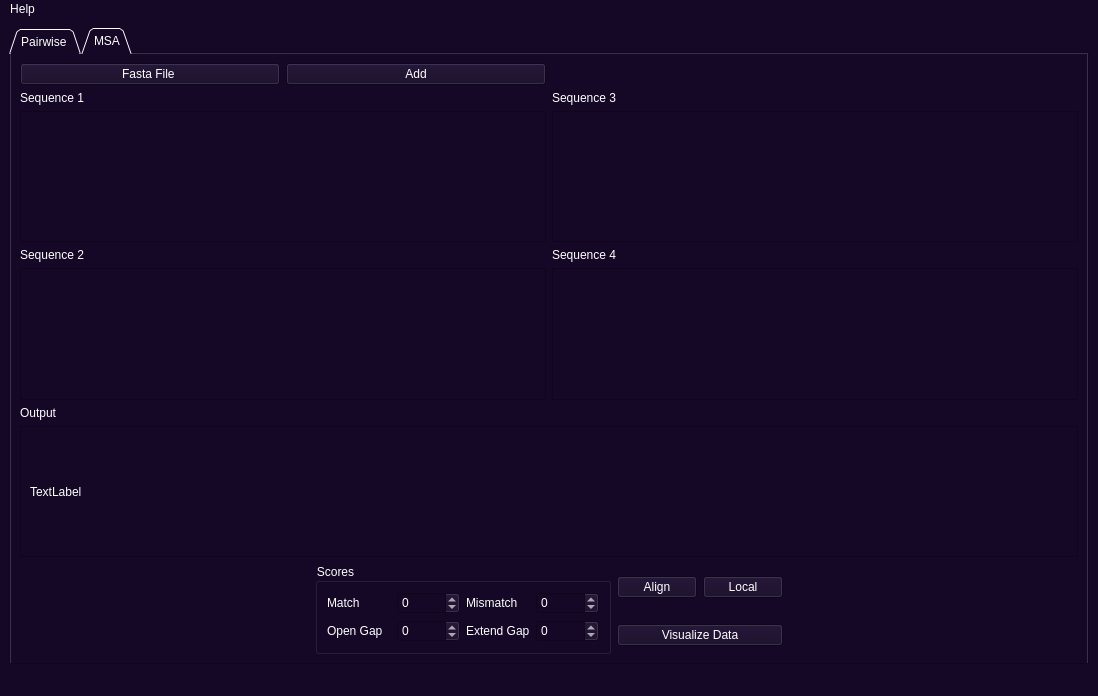
Above: mainwindow.ui from ReemYasser2/Sequence-Alignment-project- before the change. Below: the same form after it.
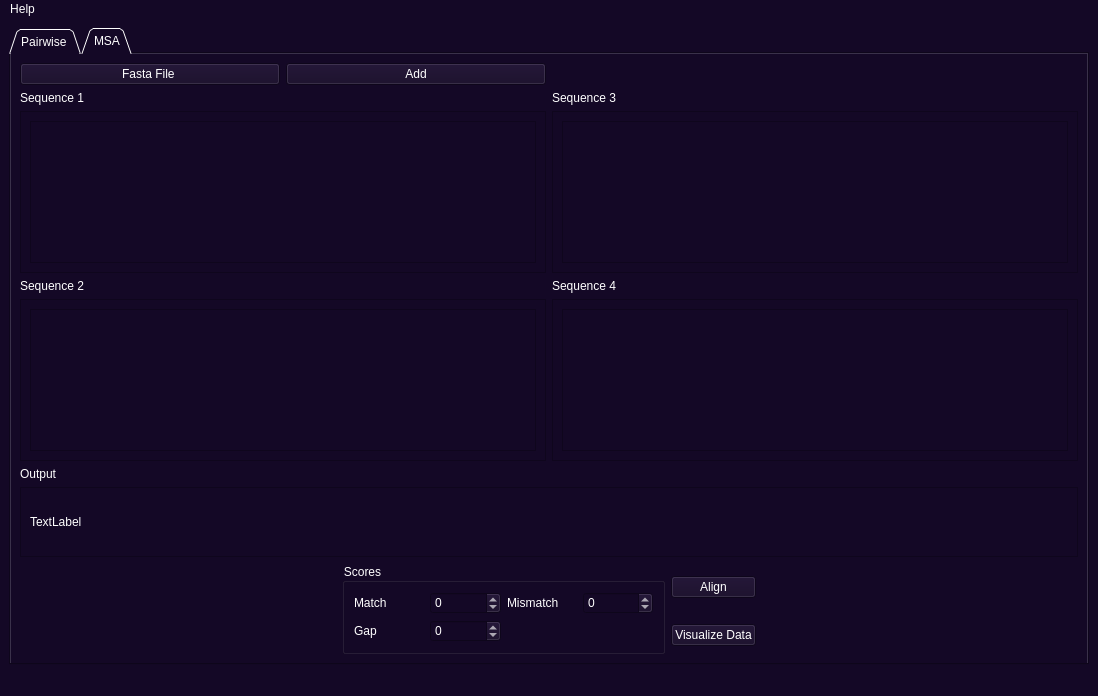
That is the form after the change. The open tabs and pages were chosen to show the change.

Patch:
```diff
--- a/mainwindow.ui
+++ b/mainwindow.ui
@@ -371,14 +371,7 @@
              </property>
              <layout class="QGridLayout" name="gridLayout_14">
               <item row="0" column="0">
-               <widget class="QLabel" name="msa_seq1_in_line">
-                <property name="styleSheet">
-                 <string notr="true">font: 12pt &quot;MS Shell Dlg 2&quot;;</string>
-                </property>
-                <property name="text">
-                 <string/>
-                </property>
-               </widget>
+               <widget class="QTextEdit" name="msa_seq1_in_line"/>
               </item>
              </layout>
             </widget>
@@ -407,14 +400,7 @@
              </property>
              <layout class="QGridLayout" name="gridLayout_15">
               <item row="0" column="0">
-               <widget class="QLabel" name="msa_seq2_in_line">
-                <property name="styleSheet">
-                 <string notr="true">font: 12pt &quot;MS Shell Dlg 2&quot;;</string>
-                </property>
-                <property name="text">
-                 <string/>
-                </property>
-               </widget>
+               <widget class="QTextEdit" name="msa_seq2_in_line"/>
               </item>
              </layout>
             </widget>
@@ -443,14 +429,7 @@
              </property>
              <layout class="QGridLayout" name="gridLayout_20">
               <item row="0" column="0">
-               <widget class="QLabel" name="msa_seq3_in_line">
-                <property name="styleSheet">
-                 <string notr="true">font: 12pt &quot;MS Shell Dlg 2&quot;;</string>
-                </property>
-                <property name="text">
-                 <string/>
-                </property>
-               </widget>
+               <widget class="QTextEdit" name="msa_seq3_in_line"/>
               </item>
              </layout>
             </widget>
@@ -479,14 +458,7 @@
              </property>
              <layout class="QGridLayout" name="gridLayout_21">
               <item row="0" column="0">
-               <widget class="QLabel" name="msa_seq4_in_line">
-                <property name="styleSheet">
-                 <string notr="true">font: 12pt &quot;MS Shell Dlg 2&quot;;</string>
-                </property>
-                <property name="text">
-                 <string/>
-                </property>
-               </widget>
+               <widget class="QTextEdit" name="msa_seq4_in_line"/>
               </item>
              </layout>
             </widget>
@@ -539,32 +511,6 @@
             </property>
            </widget>
           </item>
-          <item row="0" column="2">
-           <widget class="QPushButton" name="align_msa_button">
-            <property name="styleSheet">
-             <string notr="true">font: 12pt &quot;MS Shell Dlg 2&quot;;</string>
-            </property>
-            <property name="text">
-             <string>Align</string>
-            </property>
-            <property name="checkable">
-             <bool>true</bool>
-            </property>
-           </widget>
-          </item>
-          <item row="0" column="3">
-           <widget class="QPushButton" name="pushButton_9">
-            <property name="styleSheet">
-             <string notr="true">font: 12pt &quot;MS Shell Dlg 2&quot;;</string>
-            </property>
-            <property name="text">
-             <string>Local</string>
-            </property>
-            <property name="checkable">
-             <bool>true</bool>
-            </property>
-           </widget>
-          </item>
           <item row="0" column="1" rowspan="2">
            <widget class="QGroupBox" name="groupBox_2">
             <property name="sizePolicy">
@@ -589,7 +535,7 @@
                <item row="2" column="0">
                 <widget class="QLabel" name="label">
                  <property name="text">
-                  <string>Open Gap</string>
+                  <string>Gap</string>
                  </property>
                 </widget>
                </item>
@@ -621,20 +567,6 @@
                  </property>
                 </widget>
                </item>
-               <item row="2" column="2">
-                <widget class="QLabel" name="label_20">
-                 <property name="text">
-                  <string>Extend Gap</string>
-                 </property>
-                </widget>
-               </item>
-               <item row="2" column="3">
-                <widget class="QSpinBox" name="spinBox_8">
-                 <property name="minimum">
-                  <number>-99</number>
-                 </property>
-                </widget>
-               </item>
               </layout>
              </item>
             </layout>
@@ -666,6 +598,19 @@
             </property>
            </spacer>
           </item>
+          <item row="0" column="2" colspan="2">
+           <widget class="QPushButton" name="align_msa_button">
+            <property name="styleSheet">
+             <string notr="true">font: 12pt &quot;MS Shell Dlg 2&quot;;</string>
+            </property>
+            <property name="text">
+             <string>Align</string>
+            </property>
+            <property name="checkable">
+             <bool>true</bool>
+            </property>
+           </widget>
+          </item>
          </layout>
         </item>
        </layout>
```
Left out of the diff: 36 changed lines with no effect on the pictures.
